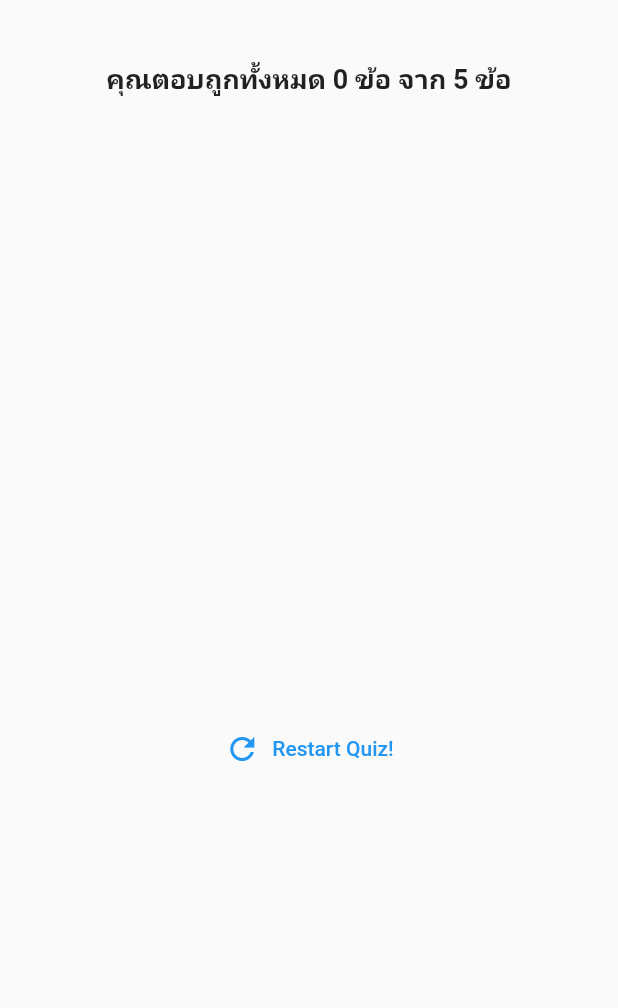
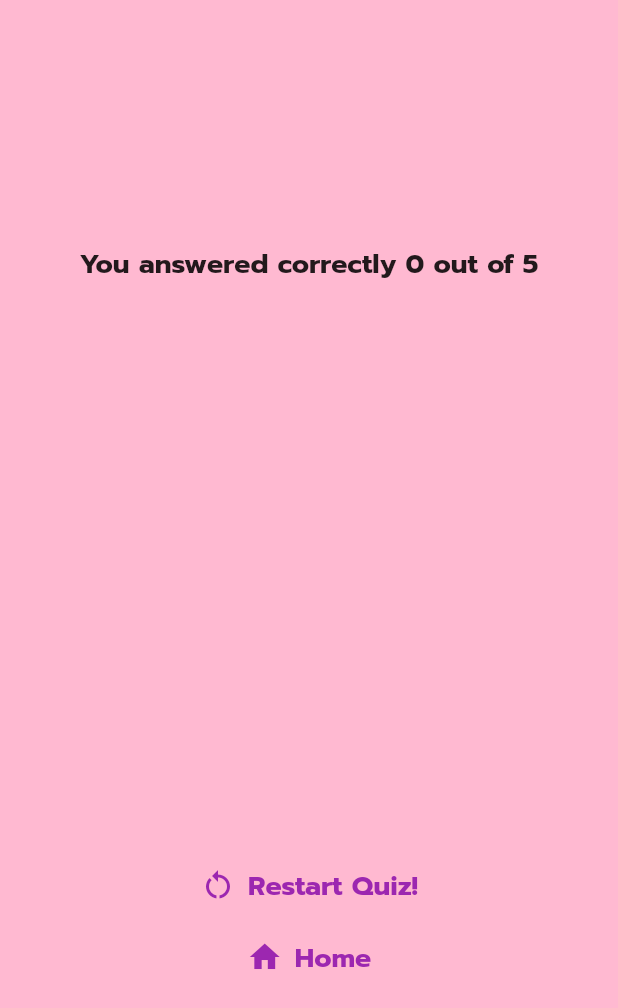
Before and after one commit to ffwatcharin/flutter_training_challenge_HCRL, a Flutter app: the ResultScreen widget shown alone on an empty page, opened directly with empty values, on a phone screen of 412 x 824 dp. Shown: the top 1008 px of the screen. Run offline on Flutter 3.47's test engine with Material 2 defaults, Android fonts, the phone set to English and light mode, and no system bars.

Commit message:
mai wai laa

```diff
--- a/quiz_app/lib/screens/reslt_screen.dart
+++ b/quiz_app/lib/screens/reslt_screen.dart
@@ -7,10 +7,12 @@ class ResultScreen extends StatelessWidget {
     super.key,
     required this.chooseAnswers,
     required this.onRestart,
+    required this.onHome,
   });
 
   final List<String> chooseAnswers;
   final void Function() onRestart;
+  final void Function() onHome;
 
   List<Map<String, Object>> get summaryData {
     final List<Map<String, Object>> summary = [];
@@ -35,28 +37,62 @@ class ResultScreen extends StatelessWidget {
           (data) => data['user_answer'] == data['correct_answer'],
         )
         .length;
-    return SizedBox(
-      width: double.infinity,
-      child: Container(
+
+    return Container(
+      decoration: const BoxDecoration(
+        color: Color.fromARGB(255, 255, 185, 209),
+      ),
+      child: Center(
+        child: Column(
+          mainAxisAlignment: MainAxisAlignment.center,
+          children: [
+            Container(
               margin: const EdgeInsets.all(40),
               child: Column(
                 children: [
                   Text(
-              'คุณตอบถูกทั้งหมด $numCorrectQuestion ข้อ จาก $numTotalQustions ข้อ',
+                    'You answered correctly $numCorrectQuestion out of $numTotalQustions',
                     style: const TextStyle(
                         fontSize: 18,
                         fontWeight: FontWeight.bold,
+                        fontFamily: 'Prompt'),
+                  ),
+                  const SizedBox(
+                    height: 15,
+                  ),
+                  QuestionSummary(summaryData),
+                  const SizedBox(
+                    height: 12,
+                  ),
+                  TextButton.icon(
+                    onPressed: onRestart,
+                    icon: const Icon(Icons.restart_alt, color: Colors.purple),
+                    label: const Text(
+                      'Restart Quiz!',
+                      style: TextStyle(
+                          color: Colors.purple,
+                          fontSize: 18,
+                          fontFamily: 'Prompt',
+                          fontWeight: FontWeight.bold),
                     ),
                   ),
-            const SizedBox(
-              height: 10,
+                  TextButton.icon(
+                      onPressed: onHome,
+                      icon: const Icon(
+                        Icons.home,
+                        color: Colors.purple,
                       ),
-            QuestionSummary(summaryData),
-            TextButton.icon(
-              onPressed: onRestart,
-              icon: const Icon(Icons.refresh),
-              label: const Text('Restart Quiz!'),
-            )
+                      label: const Text(
+                        'Home',
+                        style: TextStyle(
+                            fontSize: 18,
+                            fontWeight: FontWeight.bold,
+                            fontFamily: 'Prompt',
+                            color: Colors.purple),
+                      )),
+                ],
+              ),
+            ),
           ],
         ),
       ),
--- a/quiz_app/lib/screens/start_screen.dart
+++ b/quiz_app/lib/screens/start_screen.dart
@@ -36,10 +36,10 @@ class StartScreen extends StatelessWidget {
             const SizedBox(
               height: 15,
             ),
-            OutlinedButton.icon(
+            TextButton.icon(
               onPressed: startQuiz,
               icon: const Icon(
-                Icons.arrow_right_alt,
+                Icons.star,
                 color: Colors.purple,
               ),
               label: const Text(
--- a/quiz_app/lib/widgets/questions_summary/questions_summary.dart
+++ b/quiz_app/lib/widgets/questions_summary/questions_summary.dart
@@ -9,12 +9,11 @@ class QuestionSummary extends StatelessWidget {
   @override
   Widget build(BuildContext context) {
     return SizedBox(
-      height: 400,
+      height: 350,
       child: SingleChildScrollView(
         child: Column(
           children: summaryData.map((data) {
             return SummaryItem(data);
-
           }).toList(),
         ),
       ),
```
Also changed, not shown: quiz_app/lib/quiz.dart (+7 -1 lines), quiz_app/lib/widgets/questions_summary/summary_item.dart (+24 -7 lines). Lines whose indentation alone changed are shown as unchanged.
